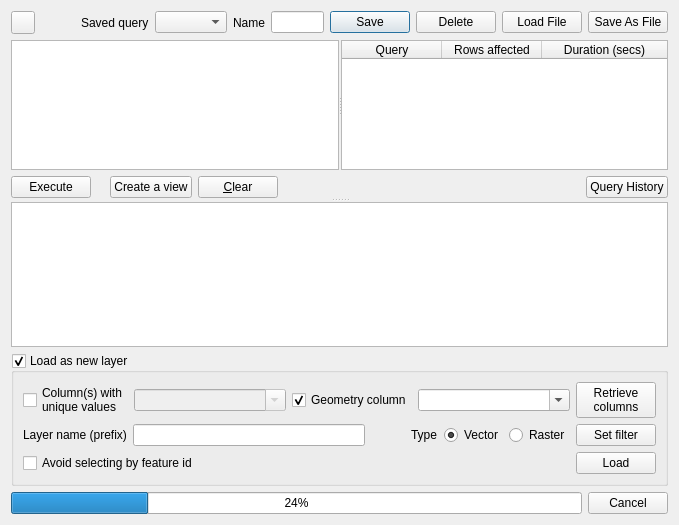
Old version of the form python/plugins/db_manager/ui/DlgSqlWindow.ui in the repository qgis/QGIS.
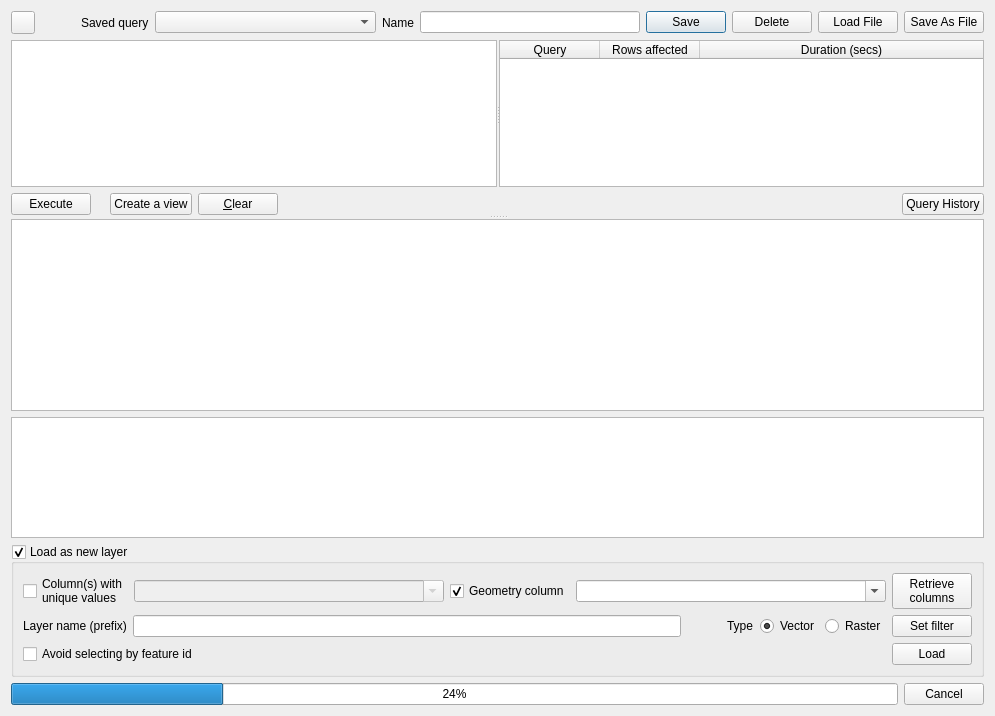
New version of the form. Custom widgets are drawn as their Qt base class.

Commit message:
[db manager] Show error messages directly in place
The old behavior was to open up a new modal dialog. Each time way to small to read anything

What changed in the file:
```diff
--- a/python/plugins/db_manager/ui/DlgSqlWindow.ui
+++ b/python/plugins/db_manager/ui/DlgSqlWindow.ui
@@ -6,8 +6,8 @@
    <rect>
     <x>0</x>
     <y>0</y>
-    <width>679</width>
-    <height>525</height>
+    <width>995</width>
+    <height>716</height>
    </rect>
   </property>
   <property name="sizePolicy">
@@ -248,6 +248,16 @@
      </widget>
      <widget class="QWidget" name="layoutWidget">
       <layout class="QVBoxLayout" name="verticalLayout">
+       <item>
+        <widget class="QTextEdit" name="errorText">
+         <property name="visible">
+          <bool>false</bool>
+         </property>
+         <property name="readOnly">
+          <bool>true</bool>
+         </property>
+        </widget>
+       </item>
        <item>
         <widget class="QTableView" name="viewResult">
          <property name="sizePolicy">
```
The commit also changes 1 other file.
